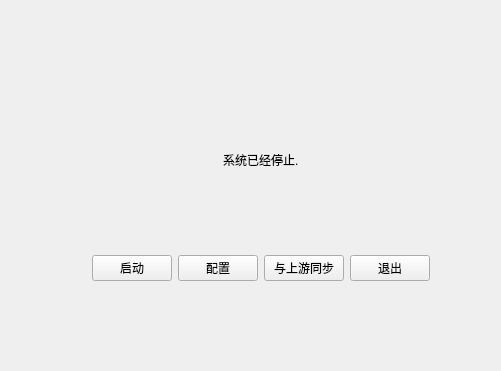
Old version of the form mainwindow.ui in the repository chenhuan0/intel-server; both pictures show x 0 to 501 and y 212 to 583 of the 827 by 583 pixel window.
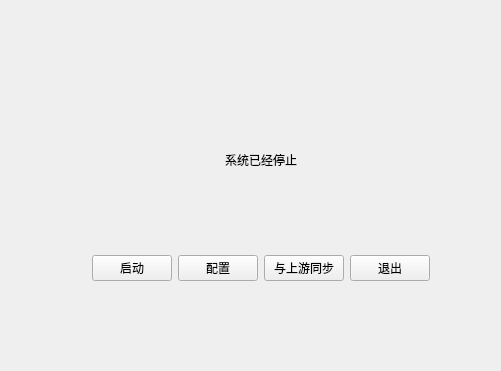
New version of the form. Icons and pictures are not drawn.

The edit to the form file:
```diff
--- a/mainwindow.ui
+++ b/mainwindow.ui
@@ -210,7 +210,7 @@
          <item>
           <widget class="QLabel" name="statusLabel">
            <property name="text">
-            <string>系统已经停止.</string>
+            <string>系统已经停止</string>
            </property>
           </widget>
          </item>
```
